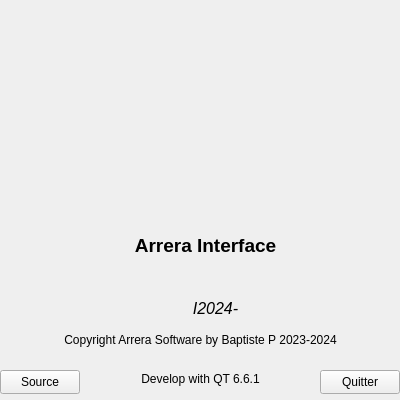
Above: carreraapropos.ui from Arrera-Software/Arrera-Interface before the change. Below: the same form after it.
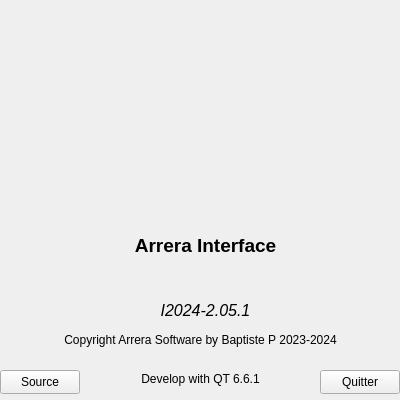
That is the form after the change. Icons and pictures are not drawn.

Commit message: Mise de la version

```diff
--- a/carreraapropos.ui
+++ b/carreraapropos.ui
@@ -70,10 +70,10 @@
    <widget class="QLabel" name="IDC_APPVERSION">
     <property name="geometry">
      <rect>
-      <x>90</x>
+      <x>0</x>
       <y>300</y>
-      <width>251</width>
-      <height>16</height>
+      <width>411</width>
+      <height>20</height>
      </rect>
     </property>
     <property name="font">
@@ -83,7 +83,7 @@
      </font>
     </property>
     <property name="text">
-     <string>I2024-</string>
+     <string>I2024-2.05.1</string>
     </property>
     <property name="alignment">
      <set>Qt::AlignCenter</set>
```
Left out of the diff: 8 changed lines with no effect on the pictures.
